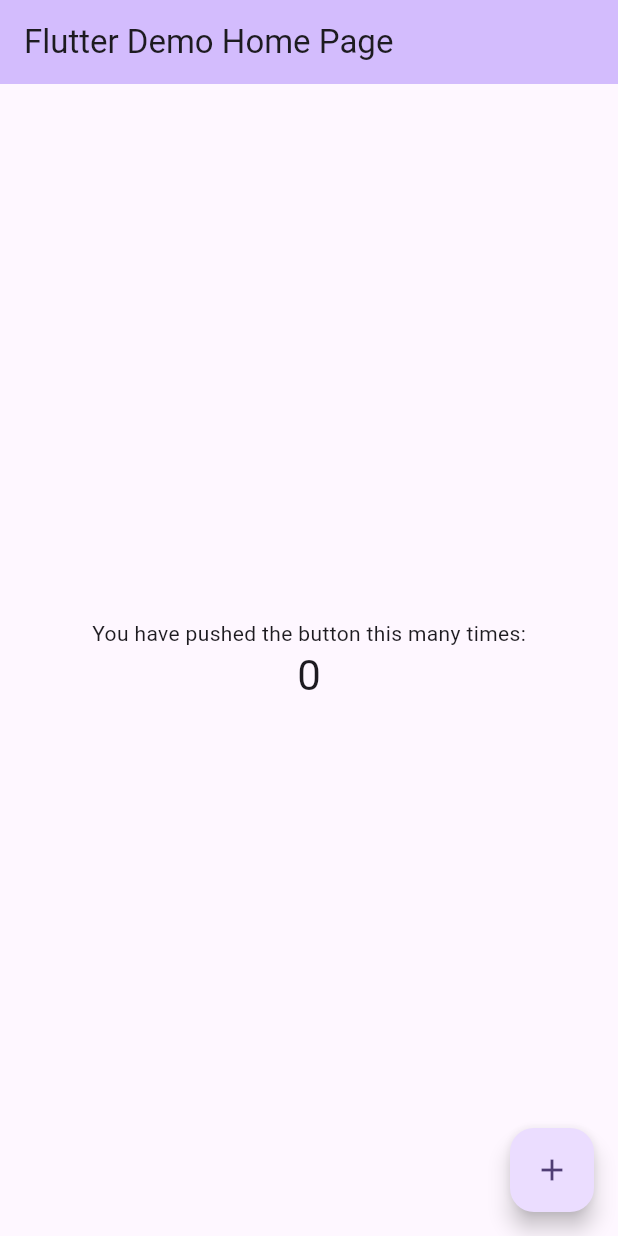
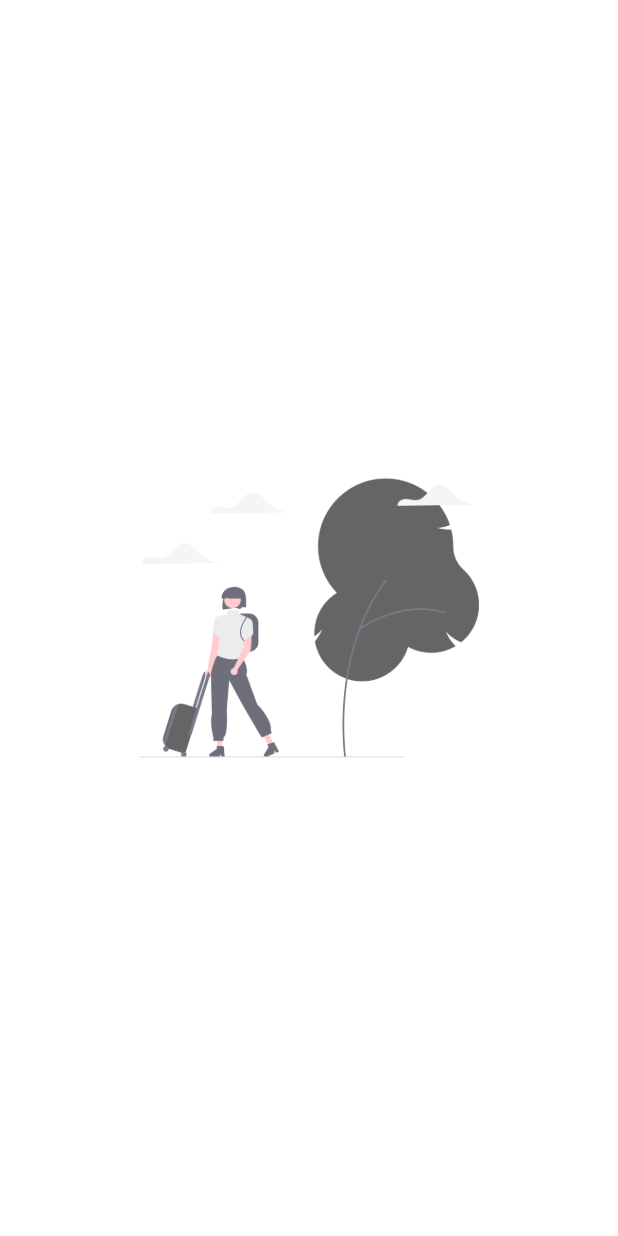
Before and after one commit to kucingliaw/traveljournal, a Flutter app: the first screen one second after launch, on a phone screen of 412 x 824 dp. Run offline on Flutter 3.47's test engine with Material 3 defaults, Android fonts, the phone set to English and light mode, and no system bars; our stand-ins replace google_fonts.

Commit message:
add splashscreen

```diff
--- a/lib/main.dart
+++ b/lib/main.dart
@@ -1,4 +1,5 @@
 import 'package:flutter/material.dart';
+import 'package:traveljournal/screen/splashscreen.dart';
 
 void main() {
   runApp(const MyApp());
@@ -11,112 +12,9 @@ class MyApp extends StatelessWidget {
   @override
   Widget build(BuildContext context) {
     return MaterialApp(
-      title: 'Flutter Demo',
-      theme: ThemeData(
-        // This is the theme of your application.
-        //
-        // TRY THIS: Try running your application with "flutter run". You'll see
-        // the application has a purple toolbar. Then, without quitting the app,
-        // try changing the seedColor in the colorScheme below to Colors.green
-        // and then invoke "hot reload" (save your changes or press the "hot
-        // reload" button in a Flutter-supported IDE, or press "r" if you used
-        // the command line to start the app).
-        //
-        // Notice that the counter didn't reset back to zero; the application
-        // state is not lost during the reload. To reset the state, use hot
-        // restart instead.
-        //
-        // This works for code too, not just values: Most code changes can be
-        // tested with just a hot reload.
-        colorScheme: ColorScheme.fromSeed(seedColor: Colors.deepPurple),
-      ),
-      home: const MyHomePage(title: 'Flutter Demo Home Page'),
+      title: 'Travel Journal',
+      debugShowCheckedModeBanner: false,
+      home: SplashScreen(),
     );
   }
 }
-
-class MyHomePage extends StatefulWidget {
-  const MyHomePage({super.key, required this.title});
-
-  // This widget is the home page of your application. It is stateful, meaning
-  // that it has a State object (defined below) that contains fields that affect
-  // how it looks.
-
-  // This class is the configuration for the state. It holds the values (in this
-  // case the title) provided by the parent (in this case the App widget) and
-  // used by the build method of the State. Fields in a Widget subclass are
-  // always marked "final".
-
-  final String title;
-
-  @override
-  State<MyHomePage> createState() => _MyHomePageState();
-}
-
-class _MyHomePageState extends State<MyHomePage> {
-  int _counter = 0;
-
-  void _incrementCounter() {
-    setState(() {
-      // This call to setState tells the Flutter framework that something has
-      // changed in this State, which causes it to rerun the build method below
-      // so that the display can reflect the updated values. If we changed
-      // _counter without calling setState(), then the build method would not be
-      // called again, and so nothing would appear to happen.
-      _counter++;
-    });
-  }
-
-  @override
-  Widget build(BuildContext context) {
-    // This method is rerun every time setState is called, for instance as done
-    // by the _incrementCounter method above.
-    //
-    // The Flutter framework has been optimized to make rerunning build methods
-    // fast, so that you can just rebuild anything that needs updating rather
-    // than having to individually change instances of widgets.
-    return Scaffold(
-      appBar: AppBar(
-        // TRY THIS: Try changing the color here to a specific color (to
-        // Colors.amber, perhaps?) and trigger a hot reload to see the AppBar
-        // change color while the other colors stay the same.
-        backgroundColor: Theme.of(context).colorScheme.inversePrimary,
-        // Here we take the value from the MyHomePage object that was created by
-        // the App.build method, and use it to set our appbar title.
-        title: Text(widget.title),
-      ),
-      body: Center(
-        // Center is a layout widget. It takes a single child and positions it
-        // in the middle of the parent.
-        child: Column(
-          // Column is also a layout widget. It takes a list of children and
-          // arranges them vertically. By default, it sizes itself to fit its
-          // children horizontally, and tries to be as tall as its parent.
-          //
-          // Column has various properties to control how it sizes itself and
-          // how it positions its children. Here we use mainAxisAlignment to
-          // center the children vertically; the main axis here is the vertical
-          // axis because Columns are vertical (the cross axis would be
-          // horizontal).
-          //
-          // TRY THIS: Invoke "debug painting" (choose the "Toggle Debug Paint"
-          // action in the IDE, or press "p" in the console), to see the
-          // wireframe for each widget.
-          mainAxisAlignment: MainAxisAlignment.center,
-          children: <Widget>[
-            const Text('You have pushed the button this many times:'),
-            Text(
-              '$_counter',
-              style: Theme.of(context).textTheme.headlineMedium,
-            ),
-          ],
-        ),
-      ),
-      floatingActionButton: FloatingActionButton(
-        onPressed: _incrementCounter,
-        tooltip: 'Increment',
-        child: const Icon(Icons.add),
-      ), // This trailing comma makes auto-formatting nicer for build methods.
-    );
-  }
-}
--- /dev/null
+++ b/lib/screen/splashscreen.dart
@@ -0,0 +1,66 @@
+import 'package:flutter/material.dart';
+import 'package:traveljournal/screen/homescreen.dart';
+
+class SplashScreen extends StatefulWidget {
+  const SplashScreen({super.key});
+
+  @override
+  State<SplashScreen> createState() => _SplashScreenState();
+}
+
+class _SplashScreenState extends State<SplashScreen>
+    with SingleTickerProviderStateMixin {
+  late AnimationController _controller;
+  late Animation<double> _animation;
+
+  @override
+  void initState() {
+    super.initState();
+    _controller = AnimationController(
+      duration: const Duration(milliseconds: 1000),
+      vsync: this,
+    );
+    _animation = CurvedAnimation(parent: _controller, curve: Curves.easeIn);
+
+    _controller.forward();
+
+    Future.delayed(const Duration(milliseconds: 1500), () {
+      Navigator.pushReplacement(
+        context,
+        PageRouteBuilder(
+          pageBuilder: (context, animation, secondaryAnimation) => HomeScreen(),
+          transitionsBuilder: (context, animation, secondaryAnimation, child) {
+            return FadeTransition(opacity: animation, child: child);
+          },
+          transitionDuration: const Duration(milliseconds: 500),
+        ),
+      );
+    });
+  }
+
+  @override
+  void dispose() {
+    _controller.dispose();
+    super.dispose();
+  }
+
+  @override
+  Widget build(BuildContext context) {
+    Size size = MediaQuery.of(context).size;
+    return Container(
+      height: size.height,
+      width: size.width,
+      color: Colors.white,
+      child: Center(
+        child: FadeTransition(
+          opacity: _animation,
+          child: Image.asset(
+            'assets/images/logo.png',
+            width: size.width - 150,
+            height: size.height - 150,
+          ),
+        ),
+      ),
+    );
+  }
+}
```
Also changed, not shown: lib/screen/homescreen.dart (added, +33 -0 lines), pubspec.yaml (+4 -3 lines), assets/images/logo.png (added), pubspec.lock, 4 other files.
